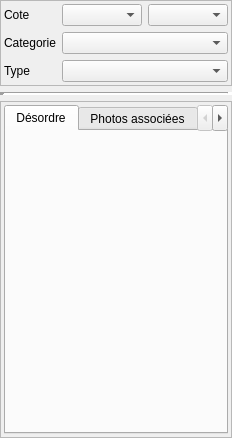
This is src/toolprepro/DesordreToolUser.ui in Artelia/Lamia as Qt 5 draws it before an edit. The edited form follows.
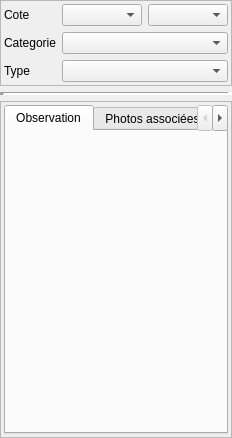
This is the edited form.

The edit to the form file:
```diff
--- a/src/toolprepro/DesordreToolUser.ui
+++ b/src/toolprepro/DesordreToolUser.ui
@@ -97,7 +97,7 @@
         </property>
         <widget class="QWidget" name="tab">
          <attribute name="title">
-          <string>Désordre</string>
+          <string>Observation</string>
          </attribute>
          <layout class="QGridLayout" name="gridLayout" columnstretch="0">
           <property name="margin">
```
